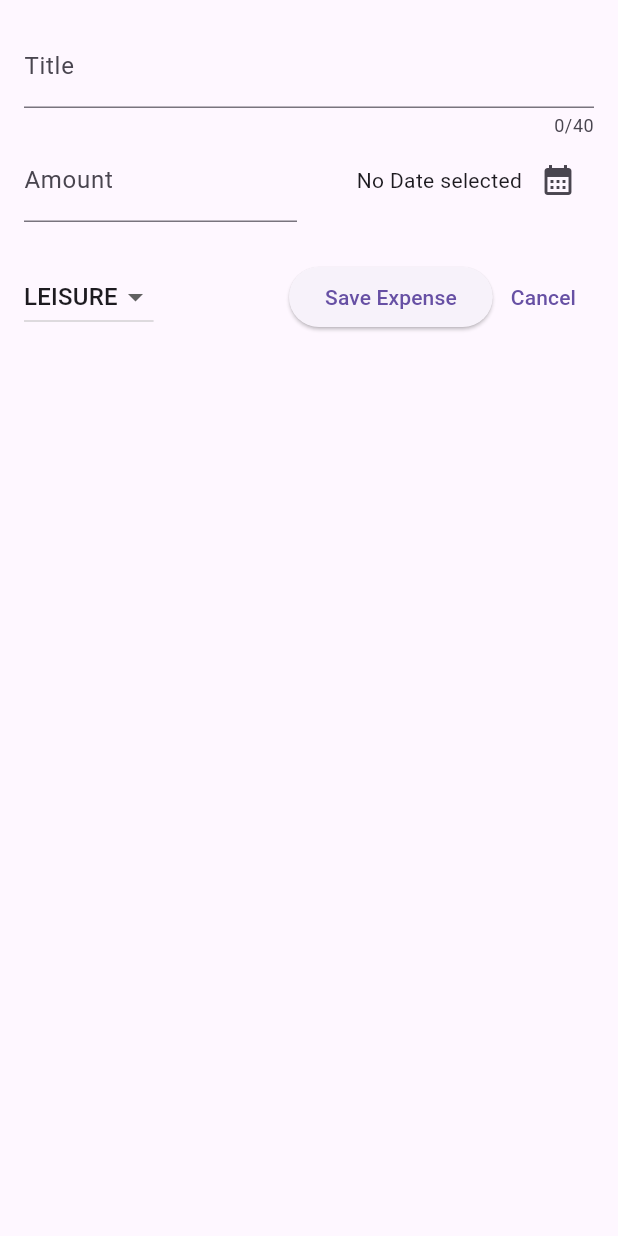
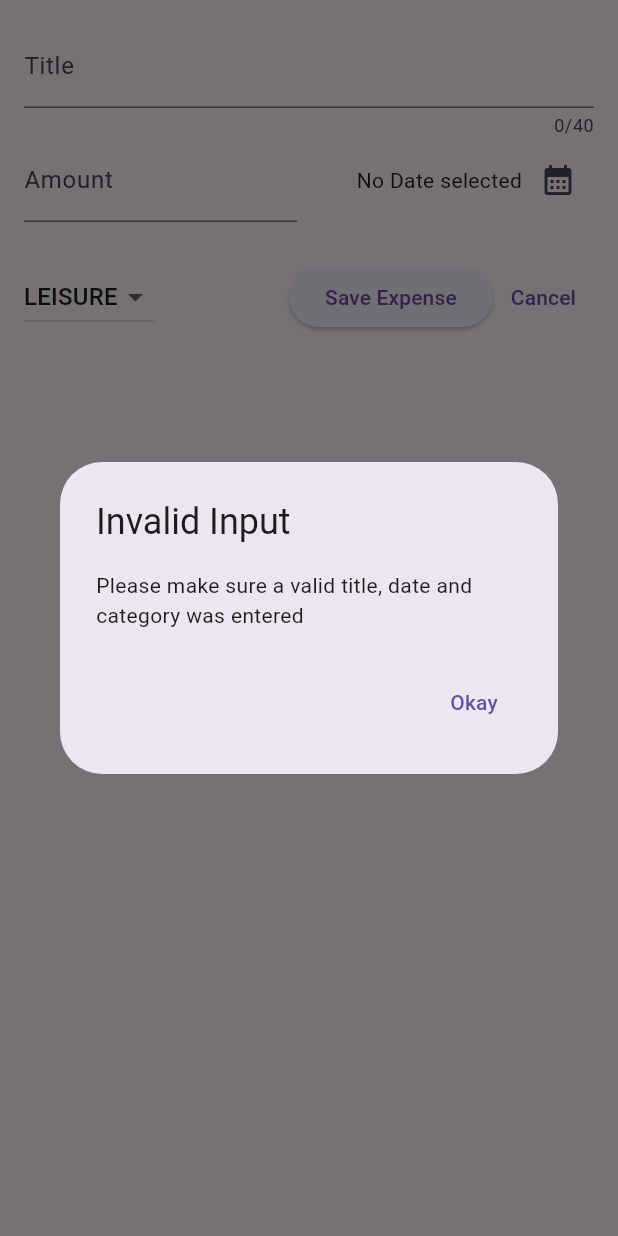
Before and after one commit to HassanKhan123/expense-tracker, a Flutter app: the NewExpense widget shown alone on an empty page, opened directly, after a tap on "Save Expense", on a phone screen of 412 x 824 dp. Run offline on Flutter 3.47's test engine with Material 2 defaults, Android fonts, the phone set to English and light mode, and no system bars.

```diff
--- a/lib/widgets/new_expense.dart
+++ b/lib/widgets/new_expense.dart
@@ -32,6 +32,32 @@ class _NewExpenseState extends State<NewExpense> {
     setState(() {
       _selectedDate = pickedDate;
     });
+  }
+
+  void _submitExpenseData() {
+    final enteredAmount = double.tryParse(_amountController.text);
+    final amountIsInvalid = enteredAmount == null || enteredAmount <= 0;
+
+    if (_titleController.text.trim().isEmpty ||
+        amountIsInvalid ||
+        _selectedDate == null) {
+      showDialog(
+          context: context,
+          builder: (ctx) => AlertDialog(
+                title: const Text('Invalid Input'),
+                content: const Text(
+                    'Please make sure a valid title, date and category was entered'),
+                actions: [
+                  TextButton(
+                      onPressed: () {
+                        Navigator.pop(ctx);
+                      },
+                      child: const Text('Okay'))
+                ],
+              ));
+
+      return;
+    }
   }
 
   @override
@@ -109,10 +135,7 @@ class _NewExpenseState extends State<NewExpense> {
                   }),
               const Spacer(),
               ElevatedButton(
-                onPressed: () {
-                  print(_titleController.text);
-                  print(_amountController.text);
-                },
+                onPressed: _submitExpenseData,
                 child: const Text('Save Expense'),
               ),
               TextButton(
```
